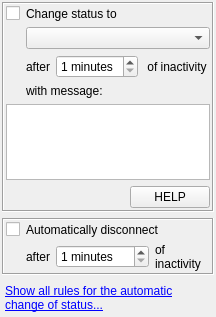
Old version of the form src/plugins/autostatus/autostatusoptionswidget2.ui in the repository xnamed/vacuum-im.
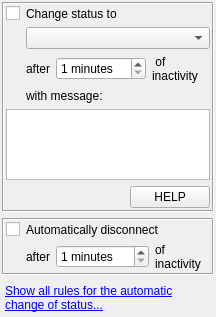
New version of the form.

Patch:
```diff
--- a/src/plugins/autostatus/autostatusoptionswidget2.ui
+++ b/src/plugins/autostatus/autostatusoptionswidget2.ui
@@ -121,6 +121,9 @@
             <property name="text">
              <string> of inactivity </string>
             </property>
+            <property name="wordWrap">
+             <bool>true</bool>
+            </property>
            </widget>
           </item>
          </layout>
```
Left out of the diff: 6 changed lines with no effect on the pictures.
